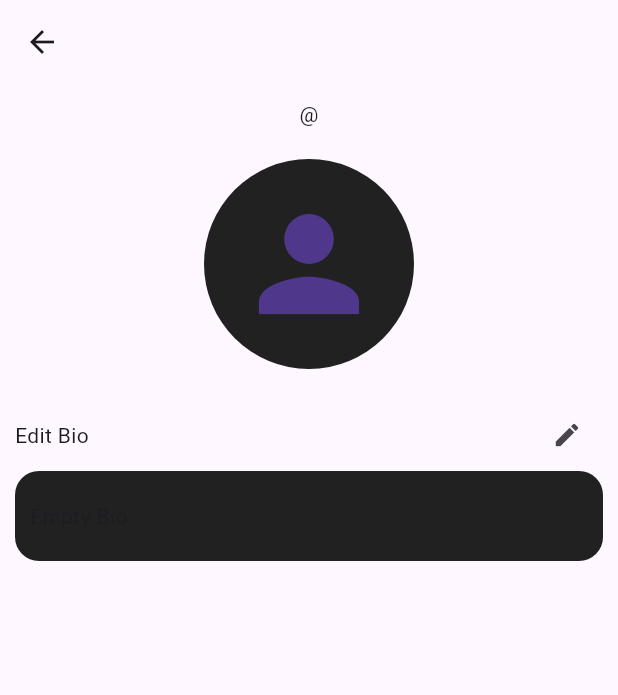
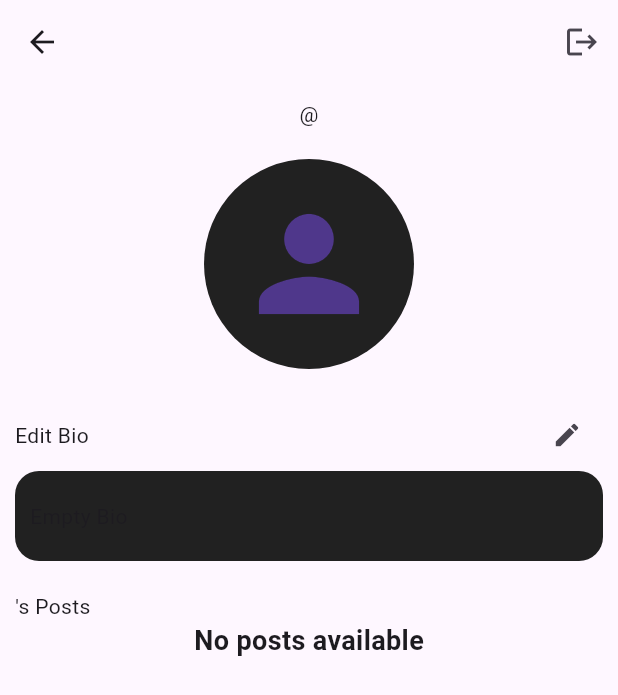
Before and after one commit to azizbek123411/project_x, a Flutter app: the ProfilePage screen opened directly, on a phone screen of 412 x 824 dp. Shown: the top 695 px of the screen. Run offline on Flutter 3.47's test engine with Material 3 defaults, Android fonts, the phone set to English and light mode, and no system bars; our stand-ins replace cloud_firestore, firebase_auth, firebase_core; accounts and stored records are empty.

Commit message:
Filtered posts

```diff
--- a/lib/pages/main_page.dart
+++ b/lib/pages/main_page.dart
@@ -14,7 +14,7 @@ class MainPage extends StatefulWidget {
 
 class _MainPageState extends State<MainPage> {
 
-final _auth=AuthService();
+
 
 
   int initialIndex=0;
--- a/lib/pages/navbar_pages/profile_page.dart
+++ b/lib/pages/navbar_pages/profile_page.dart
@@ -1,10 +1,10 @@
-
 import 'package:flutter/material.dart';
 import 'package:project_x/models/user.dart';
 import 'package:project_x/service/auth/auth_service.dart';
 import 'package:project_x/service/database/database_provider.dart';
 import 'package:project_x/widgets/my_bio_box.dart';
 import 'package:project_x/widgets/my_input_alert_box.dart';
+import 'package:project_x/widgets/post_tile.dart';
 import 'package:provider/provider.dart';
 
 class ProfilePage extends StatefulWidget {
@@ -17,6 +17,8 @@ class ProfilePage extends StatefulWidget {
 
 class _ProfilePageState extends State<ProfilePage> {
   final controller = TextEditingController();
+
+  late final listeningProvider = Provider.of<DatabaseProvider>(context);
   late final databaseProvider =
       Provider.of<DatabaseProvider>(context, listen: false);
   UserProfile? user;
@@ -67,8 +69,15 @@ class _ProfilePageState extends State<ProfilePage> {
 
   @override
   Widget build(BuildContext context) {
+    final filterPosts = listeningProvider.filterUserPosts(widget.uid);
     return Scaffold(
       appBar: AppBar(
+        actions: [
+          IconButton(
+            onPressed: logout,
+            icon: const Icon(Icons.logout),
+          ),
+        ],
         title: Text(
           isLoading ? '...' : user!.name,
           style: TextStyle(fontSize: 24, fontWeight: FontWeight.bold),
@@ -106,8 +115,33 @@ class _ProfilePageState extends State<ProfilePage> {
             MyBioBox(
               text: isLoading ? '...' : user!.bio,
             ),
+            const SizedBox(height: 20),
+            Row(children: [
+              Text('${user!.name}\'s Posts'),
+            ]),
+            const SizedBox(width: 20),
+            filterPosts.isEmpty
+                ? Center(
+                    child: Text('No posts available',
+                        style: TextStyle(
+                          fontSize: 18,
+                          fontWeight: FontWeight.bold,
+                        )),
+                  )
+                : Padding(
+                  padding: EdgeInsets.only(top: 20),
+                  child: ListView.builder(
+                    physics: NeverScrollableScrollPhysics(),
+                      itemCount: filterPosts.length,
+                      shrinkWrap: true,
+                      itemBuilder: (context, index) {
+                        final post=filterPosts[index];
+                        return PostTile(post: post);
+                      }),
+                )
           ],
         ),
-        ),);
+      ),
+    );
   }
 }
--- a/lib/service/database/database_provider.dart
+++ b/lib/service/database/database_provider.dart
@@ -23,4 +23,10 @@ class DatabaseProvider extends ChangeNotifier {
     _allPosts = allPosts;
     notifyListeners();
   }
+
+
+  List<Post> filterUserPosts(String uid){
+    return _allPosts.where((post)=>post.uid==uid).toList();
+
+  }
 }
```
Lines whose indentation alone changed are shown as unchanged.
